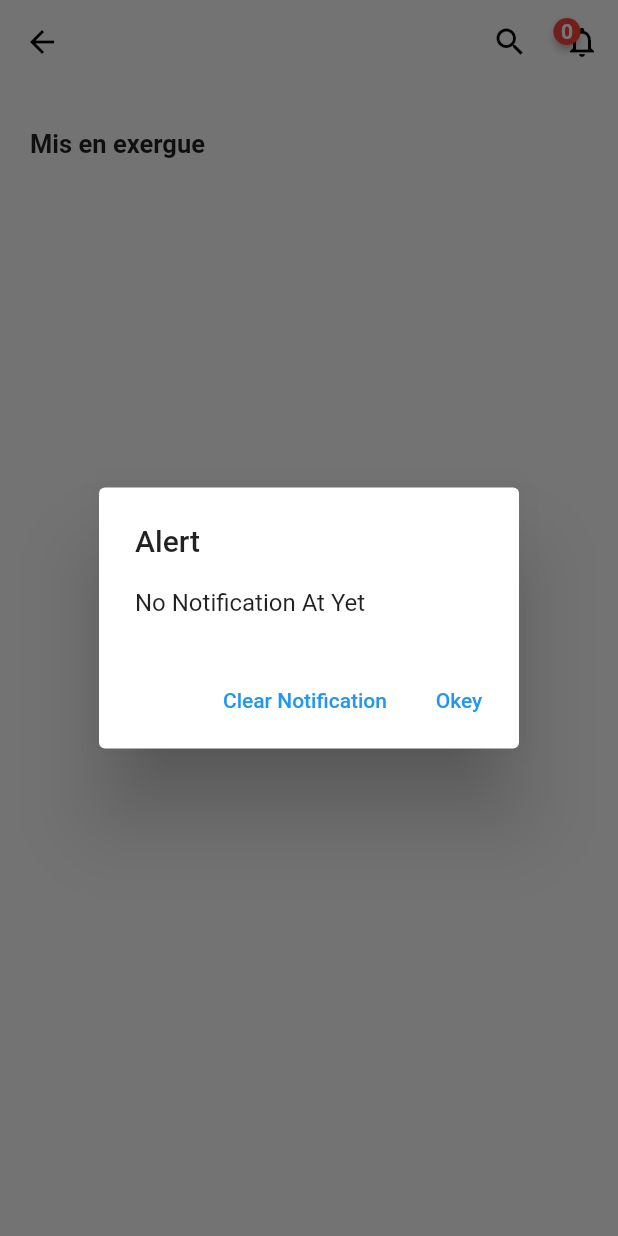
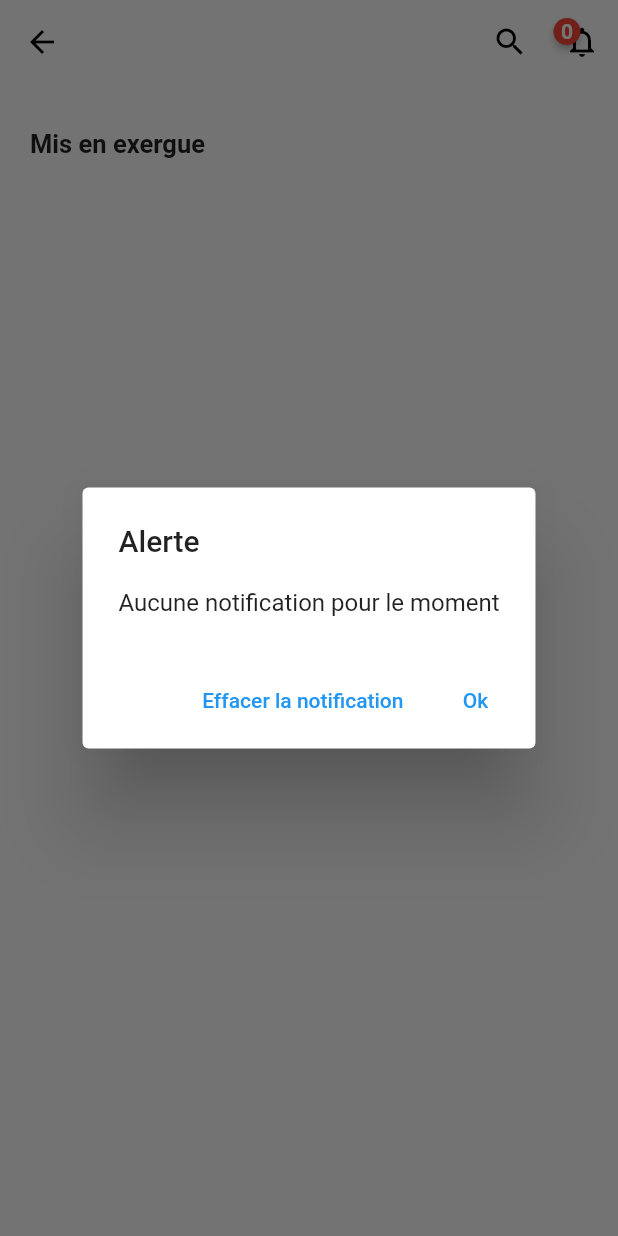
Before and after one commit to aelwardi/ELWARDI_Abderrazzak_MVP_Flutter, a Flutter app: the CheckOut screen opened directly, after a tap on the "arrow back" icon, after a tap on "Voir plus", after a tap on the "notifications none" icon, on a phone screen of 412 x 824 dp. Run offline on Flutter 3.47's test engine with Material 2 defaults, Android fonts, the phone set to English and light mode, and no system bars; drawn by our look-alikes of badges; our stand-ins replace carousel_pro, cloud_firestore, firebase_auth, firebase_core, firebase_storage, image_picker; accounts and stored records are empty.

Commit message:
amélioration de l'application et fixation des erreurs

```diff
--- a/lib/widgets/notification_button.dart
+++ b/lib/widgets/notification_button.dart
@@ -16,10 +16,10 @@ class _NotificationButtonState extends State<NotificationButton> {
         barrierDismissible: false,
         builder: (BuildContext context) {
           return AlertDialog(
-            title: Text("Alert"),
+            title: Text("Alerte"),
             actions: [
               TextButton(
-                child: Text("Clear Notification"),
+                child: Text("Effacer la notification"),
                 onPressed: () {
                   Navigator.of(context).pop();
                   setState(() {
@@ -28,7 +28,7 @@ class _NotificationButtonState extends State<NotificationButton> {
                 },
               ),
               TextButton(
-                child: Text("Okey"),
+                child: Text("Ok"),
                 onPressed: () {
                   Navigator.of(context).pop();
                 },
@@ -38,8 +38,8 @@ class _NotificationButtonState extends State<NotificationButton> {
               child: ListBody(
                 children: [
                   Text(productProvider.notificationList.isNotEmpty
-                      ? "Your Product On Way"
-                      : "No Notification At Yet"),
+                      ? "Votre produit en route"
+                      : "Aucune notification pour le moment"),
                 ],
               ),
             ),
```
Also changed, not shown: lib/screens/chekout.dart (+11 -13 lines), lib/screens/profilescreen.dart (+21 -27 lines), lib/screens/signup.dart (+5 -5 lines).
